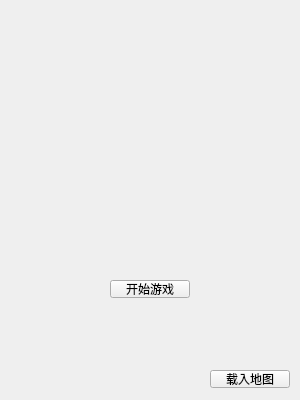
Old version of the form Sudoku/widget.ui in the repository SSDGK/-Qt-.
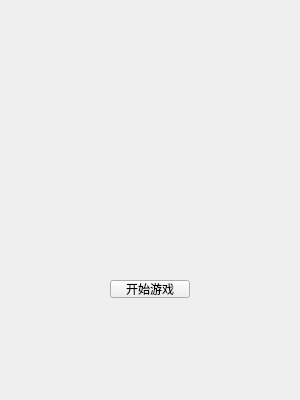
New version of the form.

Patch:
```diff
--- a/Sudoku/widget.ui
+++ b/Sudoku/widget.ui
@@ -19,19 +19,6 @@
   <property name="windowTitle">
    <string>Widget</string>
   </property>
-  <widget class="QPushButton" name="loadButton">
-   <property name="geometry">
-    <rect>
-     <x>210</x>
-     <y>370</y>
-     <width>80</width>
-     <height>18</height>
-    </rect>
-   </property>
-   <property name="text">
-    <string>载入地图</string>
-   </property>
-  </widget>
   <widget class="QPushButton" name="startButton">
    <property name="geometry">
     <rect>
```
